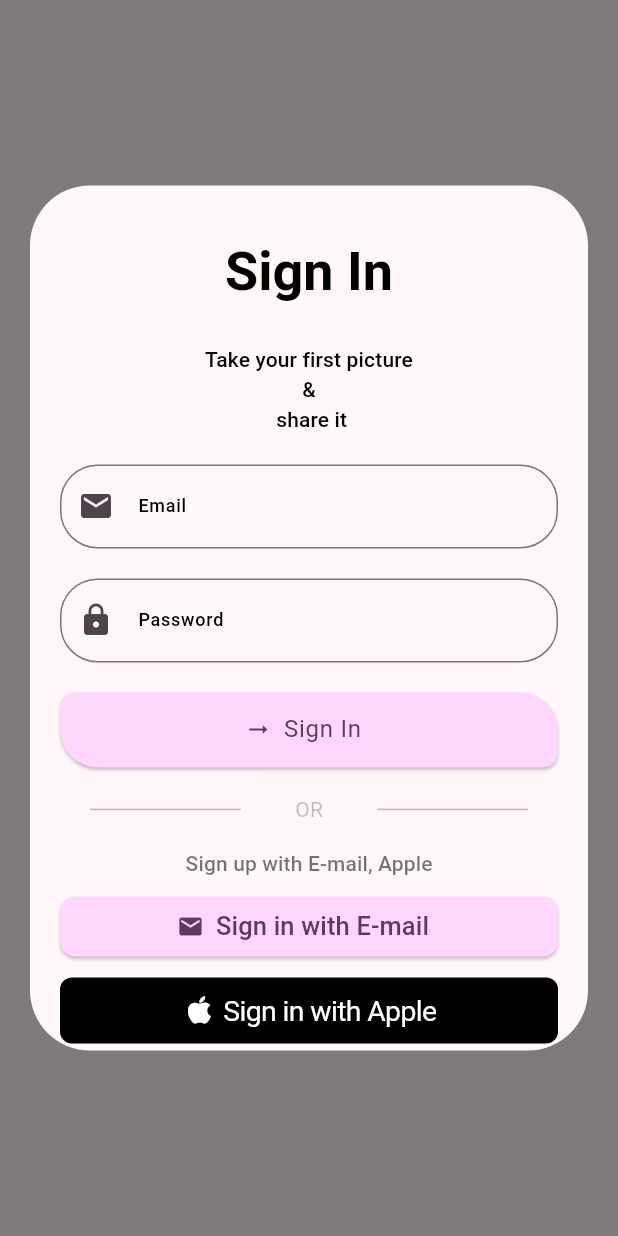
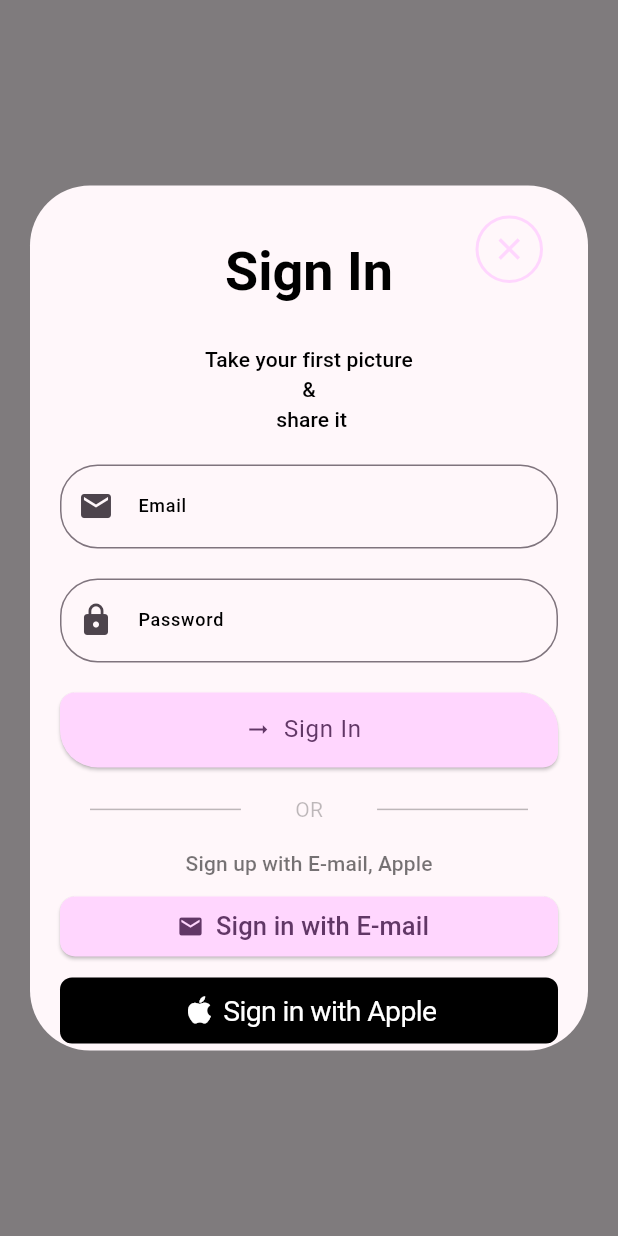
Before and after one commit to devpark435/flutter_rivedesign, a Flutter app: what customSigninDialog() shows on an empty page, opened directly, on a phone screen of 412 x 824 dp. Run offline on Flutter 3.47's test engine with Material 2 defaults, Android fonts, the phone set to English and light mode, and no system bars; drawn by our look-alikes of sign_in_with_apple; our stand-ins replace social_login_buttons.

Commit message:
add #1 : add dialog close button

```diff
--- a/lib/screens/splash.dart
+++ b/lib/screens/splash.dart
@@ -82,24 +82,6 @@ class SplashScreen extends StatelessWidget {
           ),
         )),
       ),
-      floatingActionButtonLocation: FloatingActionButtonLocation.centerDocked,
-      // floatingActionButton: FloatingActionButton.extended(
-      //   backgroundColor: Theme.of(context).colorScheme.primaryContainer,
-      // onPressed: () {
-      //   Future.delayed(const Duration(milliseconds: 300), () {
-      //     customSigninDialog(context);
-      //   });
-      // },
-      //   label: Text(
-      //     "Start & Share",
-      //     style: Theme.of(context).textTheme.titleLarge,
-      //   ),
-      //   icon: Icon(
-      //     Icons.arrow_forward,
-      //     size: 35,
-      //     color: Theme.of(context).colorScheme.onPrimaryContainer,
-      //   ),
-      // ),
     );
   }
 }
@@ -133,15 +115,50 @@ Future<Object?> customSigninDialog(context) {
                   child: Column(
                     crossAxisAlignment: CrossAxisAlignment.center,
                     children: [
-                      Padding(
-                        padding: const EdgeInsets.symmetric(vertical: 16.0),
+                      Stack(
+                        children: [
+                          Positioned(
+                            right: 10,
+                            child: Container(
+                              width: 45,
+                              height: 45,
+                              decoration: BoxDecoration(
+                                shape: BoxShape.circle,
+                                border: Border.all(
+                                    color: Theme.of(context)
+                                        .colorScheme
+                                        .primaryContainer,
+                                    width: 2),
+                                // color: Theme.of(context)
+                                //     .colorScheme
+                                //     .primaryContainer,
+                              ),
+                              child: IconButton(
+                                  onPressed: () {},
+                                  icon: Icon(
+                                    Icons.close,
+                                    color: Theme.of(context)
+                                        .colorScheme
+                                        .primaryContainer,
+                                  )),
+                            ),
+                          ),
+                          Center(
+                            child: Padding(
+                              padding:
+                                  const EdgeInsets.symmetric(vertical: 16.0),
                               child: Text(
                                 "Sign In",
                                 style: Theme.of(context)
                                     .textTheme
                                     .displaySmall!
-                              .apply(color: Colors.black, fontWeightDelta: 3),
+                                    .apply(
+                                        color: Colors.black,
+                                        fontWeightDelta: 3),
                               ),
+                            ),
+                          )
+                        ],
                       ),
                       Padding(
                         padding: const EdgeInsets.symmetric(vertical: 10),
@@ -288,11 +305,8 @@ Future<Object?> customSigninDialog(context) {
                             padding: const EdgeInsets.symmetric(vertical: 10.0),
                             child: SignInWithAppleButton(onPressed: () {}),
                           ),
-                          // SocialLoginButton(
-                          //     buttonType: SocialLoginButtonType.apple,
-                          //     onPressed: () {}),
                         ],
-                      )
+                      ),
                     ],
                   ),
                 ),
```
Lines whose indentation alone changed are shown as unchanged.
